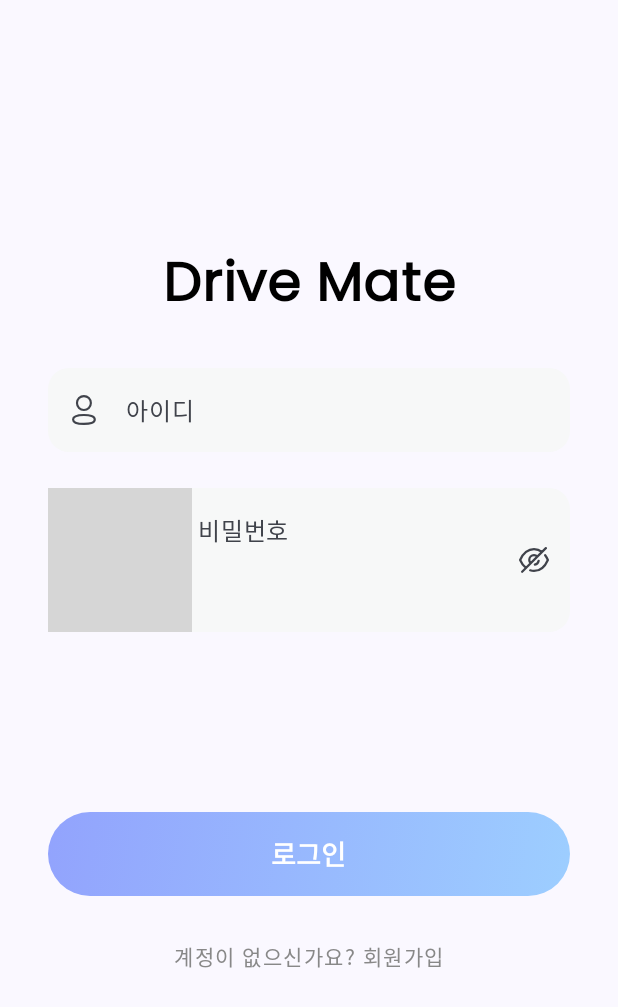
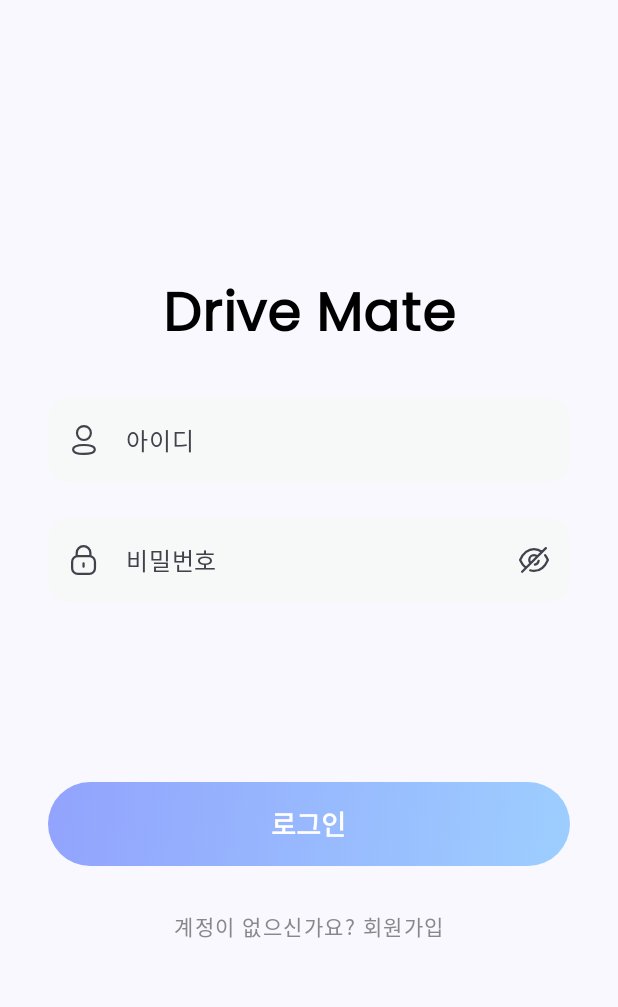
Before and after one commit to Team6DriveMate/DriveMate, an Android app built with Jetpack Compose: the screen it shows after launch (MainActivity), after a tap on "로그인", on a phone screen of 412 x 824 dp. Shown: the top 1007 px of the screen. Run offline under Robolectric (Android 15) with nearby library versions, the phone set to English and light mode, and no system bars; libraries missing offline, so code that uses them is left out: com.kakaomobility.knsdk; Roboto replaces fonts that are not available here; 1 statement that could not run was skipped; grey boxes are pictures that could not be loaded.

Commit message:
프론트 병합 및 viewmodel 공유

```diff
--- a/app/src/main/AndroidManifest.xml
+++ b/app/src/main/AndroidManifest.xml
@@ -25,7 +25,7 @@
         <activity
             android:name=".KakaoActivity"
             android:configChanges="orientation"
-            android:theme="@style/Theme.DriveMate" />
+            android:theme="@style/AppTheme" />
         <activity
             android:name=".NavActivity"
             android:exported="false" />
--- a/app/src/main/java/com/jeoktoma/drivemate/LoginService.kt
+++ b/app/src/main/java/com/jeoktoma/drivemate/LoginService.kt
@@ -1,6 +1,7 @@
 package com.jeoktoma.drivemate
 
 import android.content.Context
+import android.util.Log
 import android.widget.Toast
 import kotlinx.coroutines.Dispatchers
 import kotlinx.coroutines.withContext
@@ -10,7 +11,7 @@ import retrofit2.converter.gson.GsonConverterFactory
 import retrofit2.http.Body
 import retrofit2.http.POST
 
-private val retrofit = Retrofit.Builder().baseUrl("https://3f7e2b24-1cc2-47ea-992c-ea0009e1538c.mock.pstmn.io/user/")
+private val retrofit = Retrofit.Builder().baseUrl("http://10.0.2.2:8080/user/")
     .addConverterFactory(GsonConverterFactory.create())
     .build()
 
@@ -18,14 +19,14 @@ val loginService = retrofit.create(LoginService::class.java)
 
 interface LoginService {
     @POST("login")
-    suspend fun login(@Body loginRequest: LoginRequest): Response<LoginResponse>
+    suspend fun login(@Body loginRequest: LoginRequest): Boolean
 }
 
 suspend fun performLoginService(username: String, pw: String, context: Context): Boolean {
     return try {
         withContext(Dispatchers.IO) {
             val response = loginService.login(LoginRequest(username, pw))
-            if (response.isSuccessful && response.body()?.success == true) {
+            if (response) {
                 withContext(Dispatchers.Main) {
                     Toast.makeText(context, "로그인 성공", Toast.LENGTH_SHORT).show()
                 }
@@ -39,7 +40,8 @@ suspend fun performLoginService(username: String, pw: String, context: Context):
         }
     } catch (e: Exception) {
         withContext(Dispatchers.Main) {
-            Toast.makeText(context, "네트워크 오류: ${e.message}", Toast.LENGTH_SHORT).show()
+            Toast.makeText(context, "네트워크 오류: ${e.message}", Toast.LENGTH_LONG).show()
+            Log.e("e", "${e.message}")
         }
         false
     }
--- a/app/src/main/java/com/jeoktoma/drivemate/MainScreen.kt
+++ b/app/src/main/java/com/jeoktoma/drivemate/MainScreen.kt
@@ -46,7 +46,7 @@ import com.google.gson.Gson
 
 //길찾기(path), 운행(drive), 설문(survey), 리마인드(tip), 사용자 프로필(이름, 칭호, 레벨 등 유저 정보)
 @Composable
-fun MainScreen(navController: NavController, title: String, nickname: String, selectedItem: MutableState<Int>) {
+fun MainScreen(navController: NavController, viewModel: UserViewModel, selectedItem: MutableState<Int>) {
     val tips = listOf(
         Triple("주차", "주차가 아직 어렵다면?", R.drawable.image_parking),
         Triple("고속도로", "고속도로가 익숙하지 않다면?", R.drawable.image_highway),
@@ -71,12 +71,12 @@ fun MainScreen(navController: NavController, title: String, nickname: String, se
 
             // 사용자 칭호와 이름
             Text(
-                text = title,
+                text = viewModel.title,
                 style = MaterialTheme.typography.bodyMedium.copy(fontSize = 20.sp),
                 fontFamily = FontFamily(Font(R.font.freesentation))
             )
             Text(
-                text = nickname,
+                text = viewModel.nickname,
                 style = MaterialTheme.typography.headlineLarge.copy(
                     fontWeight = FontWeight.Bold,
                     fontSize = 32.sp
--- a/app/src/main/java/com/jeoktoma/drivemate/Navigation.kt
+++ b/app/src/main/java/com/jeoktoma/drivemate/Navigation.kt
@@ -19,19 +19,18 @@ import com.google.gson.reflect.TypeToken
 @Composable
 fun AppNavigation(navController: NavHostController) {
     val selectedItem = remember { mutableStateOf(0) }
+    val sharedViewModel: UserViewModel = remember { UserViewModel() }
 
     NavHost(navController = navController, startDestination = "loginScreen") {
         composable("loginScreen") {
-            val viewModel = UserViewModel()
-            LoginScreen(navController, viewModel, context = LocalContext.current)
+            LoginScreen(navController, sharedViewModel, context = LocalContext.current)
         }
         composable("signUpScreen") {
-            val viewModel = UserViewModel()
-            SignUpScreen(navController, viewModel, context = LocalContext.current)
+            SignUpScreen(navController, sharedViewModel, context = LocalContext.current)
         }
         composable("mainScreen") {
             selectedItem.value = 0
-            MainScreen(navController, "코너링이 훌룡하시네요,", "Gildong Hong", selectedItem)
+            MainScreen(navController, sharedViewModel, selectedItem)
         }
         composable("pathScreen") {
             val context = LocalContext.current
@@ -55,15 +54,13 @@ fun AppNavigation(navController: NavHostController) {
 //            ProfileScreen(navController, selectedItem)
 //        }
         composable("profileScreen") {
-            val viewModel = UserViewModel()
             selectedItem.value = 4
-            ProfileScreen(navController = navController, selectedItem, viewModel, username = "123")
+            ProfileScreen(navController = navController, selectedItem, sharedViewModel)
         }
 
         composable("editProfileScreen") {
-            val viewModel = UserViewModel()
             selectedItem.value = 4
-            EditProfileScreen(navController, selectedItem, viewModel, username = "123")
+            EditProfileScreen(navController, selectedItem, sharedViewModel)
         }
 
         composable(
--- a/app/src/main/java/com/jeoktoma/drivemate/RetrofitInstance.kt
+++ b/app/src/main/java/com/jeoktoma/drivemate/RetrofitInstance.kt
@@ -5,7 +5,7 @@ import retrofit2.converter.gson.GsonConverterFactory
 
 object RetrofitInstance {
     private val retrofit = Retrofit.Builder()
-        .baseUrl("https://3f7e2b24-1cc2-47ea-992c-ea0009e1538c.mock.pstmn.io/")
+        .baseUrl("http://10.0.2.2:8080/")
         .addConverterFactory(GsonConverterFactory.create())
         .build()
 
--- a/app/src/main/java/com/jeoktoma/drivemate/SignUpService.kt
+++ b/app/src/main/java/com/jeoktoma/drivemate/SignUpService.kt
@@ -10,7 +10,7 @@ import retrofit2.converter.gson.GsonConverterFactory
 import retrofit2.http.Body
 import retrofit2.http.POST
 
-private val retrofit = Retrofit.Builder().baseUrl("https://3f7e2b24-1cc2-47ea-992c-ea0009e1538c.mock.pstmn.io/user/")
+private val retrofit = Retrofit.Builder().baseUrl("http://10.0.2.2/user/")
     .addConverterFactory(GsonConverterFactory.create())
     .build()
 
--- a/app/src/main/java/com/jeoktoma/drivemate/User.kt
+++ b/app/src/main/java/com/jeoktoma/drivemate/User.kt
@@ -7,7 +7,7 @@ data class User(
 data class UserInfoResponse(
     val nickname: String,
     val username: String,
-    val title: String,
+    val mainTitle: String,
     val level: Int,
     val experience: Int,
     val nextLevelExperience: Int,
@@ -20,10 +20,10 @@ data class Title(
     val dateObtained: String
 )
 
-data class UserUpdateRequest(val nickname: String, val title: String)
+data class UserUpdateRequest(val nickname: String, val mainTitle: String)
 data class SuccessResponse(val success: Boolean)
 
-data class LoginRequest(val id: String, val pw: String)
+data class LoginRequest(val username: String, val pw: String)
 data class LoginResponse(val success: Boolean)
 data class SignUpRequest(val username: String, val pw: String)
 data class SignUpResponse(val success: Boolean)
--- a/app/src/main/java/com/jeoktoma/drivemate/UserViewModel.kt
+++ b/app/src/main/java/com/jeoktoma/drivemate/UserViewModel.kt
@@ -3,6 +3,10 @@ package com.jeoktoma.drivemate
 import android.content.Context
 import android.util.Log
 import android.widget.Toast
+import androidx.compose.runtime.getValue
+import androidx.compose.runtime.mutableStateOf
+import androidx.compose.runtime.setValue
+import androidx.lifecycle.MutableLiveData
 import androidx.lifecycle.ViewModel
 import androidx.lifecycle.viewModelScope
 import kotlinx.coroutines.Dispatchers
@@ -12,11 +16,19 @@ import kotlinx.coroutines.withContext
 class UserViewModel : ViewModel() {
     var userInfo: UserInfoResponse? = null
 
+    var username by mutableStateOf("")
+        private set
+    var nickname by mutableStateOf("")
+    private set
+    var title by mutableStateOf("")
+    private set
+
+
     // 유저 정보 조회
     fun getUserInfo(username: String, context: Context, onResult: (UserInfoResponse?) -> Unit) {
         viewModelScope.launch {
             try {
-                val url = "https://3f7e2b24-1cc2-47ea-992c-ea0009e1538c.mock.pstmn.io/user/info/$username"
+                val url = "http://10.0.2.2/user/info/$username"
                 Log.d("UserViewModel", "API 호출 URL: $url")
 
                 val response = withContext(Dispatchers.IO) {
@@ -24,6 +36,8 @@ class UserViewModel : ViewModel() {
                 }
                 if (response.isSuccessful) {
                     userInfo = response.body()
+                    nickname = userInfo?.nickname ?: ""
+                    title = userInfo?.mainTitle?: ""
                     onResult(userInfo)
                 } else {
                     Toast.makeText(context, "유저 정보 조회 실패: ${response.message()}", Toast.LENGTH_SHORT).show()
@@ -82,7 +96,7 @@ class UserViewModel : ViewModel() {
             // 새로운 UserUpdateRequest 생성
             val updateRequest = UserUpdateRequest(
                 nickname = user.nickname,
-                title = user.title
+                mainTitle = user.mainTitle
             )
 
             // 백엔드로 업데이트 요청
@@ -100,4 +114,6 @@ class UserViewModel : ViewModel() {
         }
     }
 
+
+
 }
--- /dev/null
+++ b/app/src/main/res/drawable/ic_lock.xml
@@ -0,0 +1,13 @@
+<vector xmlns:android="http://schemas.android.com/apk/res/android"
+    android:width="17dp"
+    android:height="20dp"
+    android:viewportWidth="17"
+    android:viewportHeight="20">
+    <path
+        android:pathData="M12.923,7.448V5.301C12.923,2.788 10.885,0.75 8.372,0.75C5.859,0.739 3.813,2.767 3.802,5.281V7.448M8.363,12.203V14.424M12.183,19.25H4.542C2.448,19.25 0.75,17.553 0.75,15.458V11.169C0.75,9.074 2.448,7.377 4.542,7.377H12.183C14.277,7.377 15.975,9.074 15.975,11.169V15.458C15.975,17.553 14.277,19.25 12.183,19.25Z"
+        android:strokeLineJoin="round"
+        android:strokeWidth="1.5"
+        android:fillColor="#00000000"
+        android:strokeColor="#7B6F72"
+        android:strokeLineCap="round"/>
+</vector>
--- a/app/src/main/res/values/themes.xml
+++ b/app/src/main/res/values/themes.xml
@@ -31,4 +31,9 @@
         <item name="android:textColor">#1D1617</item>
         <item name="android:textStyle">bold</item>
     </style>
+
+    <style name="AppTheme" parent="Theme.AppCompat.Light.NoActionBar">
+        <item name="windowActionBar">false</item>
+        <item name="windowNoTitle">true</item>
+    </style>
 </resources>
```
Also changed, not shown: app/src/main/java/com/jeoktoma/drivemate/EditProfileScreen.kt (+6 -5 lines), app/src/main/java/com/jeoktoma/drivemate/KakaoActivity.kt (+16 -1 lines), app/src/main/java/com/jeoktoma/drivemate/LoginScreen.kt (+10 -0 lines), app/src/main/java/com/jeoktoma/drivemate/ProfileScreen.kt (+5 -2 lines). Lines whose indentation alone changed are shown as unchanged.
